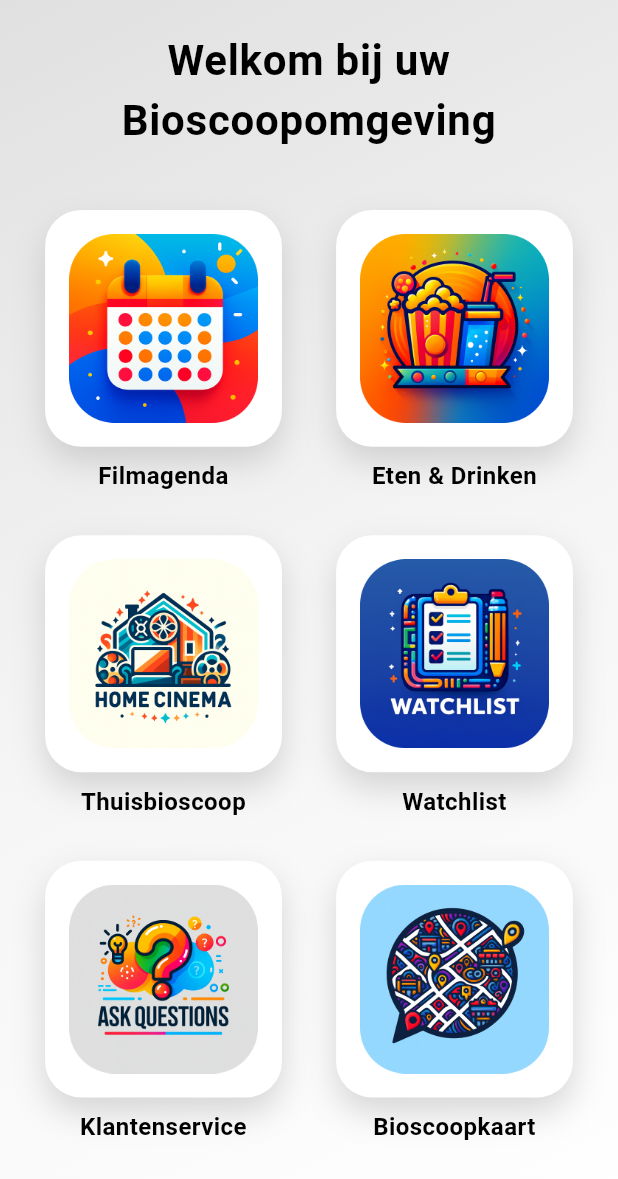
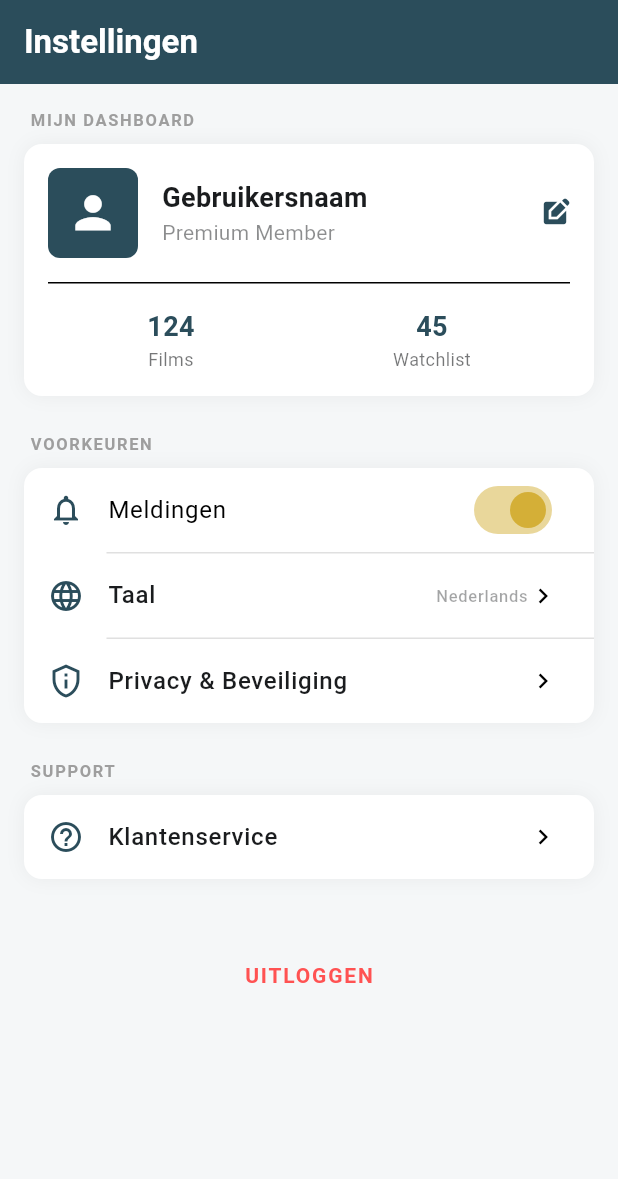
Before and after one commit to strongo01/FilmFlix, a Flutter app: the screen it shows after launch, on a phone screen of 412 x 824 dp. Shown: the top 1179 px of the screen. Run offline on Flutter 3.47's test engine with Material 3 defaults, Android fonts, the phone set to English and light mode, and no system bars; our stand-ins replace cloud_firestore, email_validator, firebase_ai, firebase_auth, firebase_core, flutter_map and 6 more; accounts and stored records are empty.

Commit message:
settingscreen oepsie in food branch

```diff
--- a/filmflix/lib/main.dart
+++ b/filmflix/lib/main.dart
@@ -1,23 +1,23 @@
+import 'package:flutter/material.dart';
+import 'package:firebase_core/firebase_core.dart';
+import 'package:firebase_auth/firebase_auth.dart';
 import 'package:cinetrackr/firebase_options.dart';
 import 'package:cinetrackr/views/customer_service.dart';
 import 'package:cinetrackr/views/filmsnowscreen.dart';
 import 'package:cinetrackr/views/foodscreen.dart';
 import 'package:cinetrackr/views/movie_detail_screen.dart';
 import 'package:cinetrackr/views/search_screen.dart';
-import 'package:flutter/material.dart';
-import 'package:firebase_core/firebase_core.dart';
-import 'package:firebase_auth/firebase_auth.dart';
-import 'views/homescreen.dart';
-import 'views/loginscreen.dart';
-import 'views/foodscreen.dart';
+import 'package:cinetrackr/views/homescreen.dart';
+import 'package:cinetrackr/views/loginscreen.dart';
 import 'package:cinetrackr/views/kaart.dart';
-
+import 'package:cinetrackr/views/settingscreen.dart';
 
 Future<void> main() async {
   WidgetsFlutterBinding.ensureInitialized();
   await Firebase.initializeApp(options: DefaultFirebaseOptions.currentPlatform);
   runApp(const CineTrackrApp());
 }
+
 
 class CineTrackrApp extends StatelessWidget {
   const CineTrackrApp({super.key});
@@ -86,12 +86,13 @@ class CineTrackrApp extends StatelessWidget {
             );
           }
 
-          return const HomeScreen();
+          //return const HomeScreen();
           //return const FilmNowScreen();
           //return const LoginScreen();
           //return const SearchScreen();
         //return const MovieDetailScreen(imdbId: "tt1632701");
         //return const CustomerServiceScreen();
+          return const SettingsScreen();
         },
       ),
     );
--- /dev/null
+++ b/filmflix/lib/views/settingscreen.dart
@@ -0,0 +1,189 @@
+import 'package:flutter/material.dart';
+
+class SettingsScreen extends StatefulWidget {
+  const SettingsScreen({super.key});
+
+  @override
+  State<SettingsScreen> createState() => _SettingsScreenState();
+}
+
+class _SettingsScreenState extends State<SettingsScreen> {
+  final Color movieBlue = const Color.fromRGBO(43, 77, 91, 1);
+  final Color goldAccent = const Color(0xFFD4AF37);
+  bool _notificationsEnabled = true;
+
+  @override
+  Widget build(BuildContext context) {
+    final isDark = MediaQuery.of(context).platformBrightness == Brightness.dark;
+    final textColor = isDark ? Colors.white : const Color(0xFF1A1C1E);
+    final cardColor = isDark ? const Color(0xFF1C282E) : Colors.white;
+
+    return Scaffold(
+      backgroundColor: isDark ? const Color(0xFF0F171B) : const Color(0xFFF5F7F8),
+      appBar: AppBar(
+        title: const Text('Instellingen', style: TextStyle(fontWeight: FontWeight.bold, color: Colors.white)),
+        backgroundColor: movieBlue,
+        elevation: 0,
+      ),
+      body: ListView(
+        padding: const EdgeInsets.all(16.0),
+        children: [
+          // --- NIEUW: VIERKANT ACCOUNT BLOK MET STATS ---
+          _buildSectionLabel('Mijn Dashboard'),
+          _buildAccountCard(cardColor, textColor),
+
+          const SizedBox(height: 24),
+
+          // --- APP INSTELLINGEN ---
+          _buildSectionLabel('Voorkeuren'),
+          _buildProfessionalCard(
+            cardColor,
+            child: Column(
+              children: [
+                SwitchListTile.adaptive(
+                  secondary: Icon(Icons.notifications_none, color: movieBlue),
+                  title: const Text('Meldingen'),
+                  value: _notificationsEnabled,
+                  activeColor: goldAccent,
+                  onChanged: (val) => setState(() => _notificationsEnabled = val),
+                ),
+                _buildDivider(isDark),
+                _buildSimpleTile(Icons.language, 'Taal', 'Nederlands', textColor),
+                _buildDivider(isDark),
+                _buildSimpleTile(Icons.privacy_tip_outlined, 'Privacy & Beveiliging', '', textColor),
+              ],
+            ),
+          ),
+
+          const SizedBox(height: 24),
+
+          // --- SUPPORT ---
+          _buildSectionLabel('Support'),
+          _buildProfessionalCard(
+            cardColor,
+            child: _buildSimpleTile(Icons.help_outline, 'Klantenservice', '', textColor),
+          ),
+
+          const SizedBox(height: 40),
+
+          // --- LOGOUT ---
+          TextButton(
+            onPressed: () {},
+            child: const Text('UITLOGGEN', style: TextStyle(color: Colors.redAccent, fontWeight: FontWeight.bold, letterSpacing: 1.2)),
+          ),
+        ],
+      ),
+    );
+  }
+
+  // --- HET NIEUWE VIERKANTE ACCOUNT BLOK ---
+  Widget _buildAccountCard(Color cardColor, Color textColor) {
+    return Container(
+      decoration: BoxDecoration(
+        borderRadius: BorderRadius.circular(12), // Minder rond, meer 'vierkant-achtig'
+        boxShadow: [BoxShadow(color: Colors.black.withOpacity(0.05), blurRadius: 10)],
+      ),
+      child: Material(
+        color: cardColor,
+        borderRadius: BorderRadius.circular(12),
+        clipBehavior: Clip.antiAlias,
+        child: InkWell(
+          onTap: () {},
+          child: Padding(
+            padding: const EdgeInsets.all(16.0),
+            child: Column(
+              children: [
+                Row(
+                  children: [
+                    Container(
+                      width: 60,
+                      height: 60,
+                      decoration: BoxDecoration(
+                        color: movieBlue,
+                        borderRadius: BorderRadius.circular(8), // Vierkante avatar met zachte hoeken
+                      ),
+                      child: const Icon(Icons.person, color: Colors.white, size: 35),
+                    ),
+                    const SizedBox(width: 16),
+                    Column(
+                      crossAxisAlignment: CrossAxisAlignment.start,
+                      children: [
+                        Text('Gebruikersnaam', style: TextStyle(fontSize: 18, fontWeight: FontWeight.bold, color: textColor)),
+                        Text('Premium Member', style: TextStyle(color: textColor.withOpacity(0.5), fontSize: 14)),
+                      ],
+                    ),
+                    const Spacer(),
+                    Icon(Icons.edit_square, color: movieBlue, size: 20),
+                  ],
+                ),
+                const Padding(
+                  padding: EdgeInsets.symmetric(vertical: 16),
+                  child: Divider(height: 1),
+                ),
+                // DE STATS RIJ
+                Row(
+                  mainAxisAlignment: MainAxisAlignment.spaceAround,
+                  children: [
+                    _buildStatItem('124', 'Films', textColor),
+                    _buildStatItem('45', 'Watchlist', textColor),
+                  ],
+                ),
+              ],
+            ),
+          ),
+        ),
+      ),
+    );
+  }
+
+  Widget _buildStatItem(String value, String label, Color textColor) {
+    return Column(
+      children: [
+        Text(value, style: TextStyle(fontSize: 18, fontWeight: FontWeight.bold, color: movieBlue)),
+        Text(label, style: TextStyle(fontSize: 12, color: textColor.withOpacity(0.6))),
+      ],
+    );
+  }
+
+  // --- HELPERS ---
+  Widget _buildSectionLabel(String label) {
+    return Padding(
+      padding: const EdgeInsets.only(left: 4, bottom: 8),
+      child: Text(label.toUpperCase(), style: const TextStyle(color: Colors.grey, fontSize: 11, fontWeight: FontWeight.bold, letterSpacing: 1.1)),
+    );
+  }
+
+  Widget _buildProfessionalCard(Color color, {required Widget child}) {
+    return Container(
+      decoration: BoxDecoration(
+        borderRadius: BorderRadius.circular(12),
+        boxShadow: [BoxShadow(color: Colors.black.withOpacity(0.05), blurRadius: 10)],
+      ),
+      child: Material(
+        color: color,
+        borderRadius: BorderRadius.circular(12),
+        clipBehavior: Clip.antiAlias,
+        child: child,
+      ),
+    );
+  }
+
+  Widget _buildSimpleTile(IconData icon, String title, String trailing, Color textColor) {
+    return ListTile(
+      leading: Icon(icon, color: movieBlue),
+      title: Text(title, style: TextStyle(color: textColor, fontWeight: FontWeight.w500)),
+      trailing: Row(
+        mainAxisSize: MainAxisSize.min,
+        children: [
+          if (trailing.isNotEmpty) Text(trailing, style: TextStyle(color: textColor.withOpacity(0.4))),
+          const Icon(Icons.chevron_right, size: 20),
+        ],
+      ),
+      onTap: () {},
+    );
+  }
+
+  Widget _buildDivider(bool isDark) {
+    return Divider(height: 1, indent: 55, color: isDark ? Colors.white10 : Colors.black12);
+  }
+}
```
Also changed, not shown: filmflix/lib/views/foodscreen.dart (+89 -41 lines).
